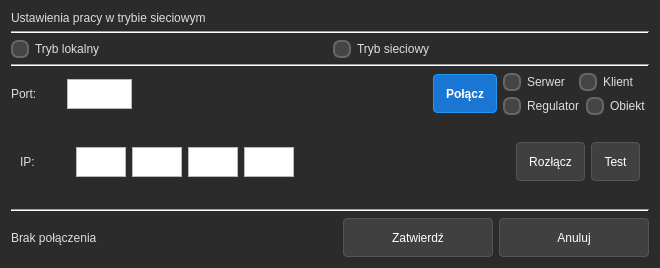
This is ui/ustawieniasieci.ui in KacperSkowronski33/SKPROJEKT as Qt 5 draws it before an edit. The edited form follows.
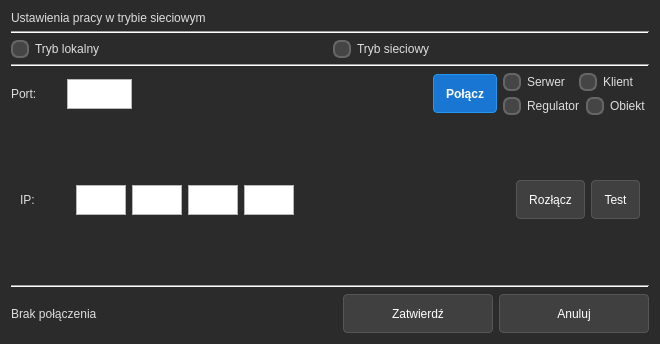
This is the edited form.

The edit to the form file:
```diff
--- a/ui/ustawieniasieci.ui
+++ b/ui/ustawieniasieci.ui
@@ -7,7 +7,7 @@
     <x>0</x>
     <y>0</y>
     <width>660</width>
-    <height>268</height>
+    <height>344</height>
    </rect>
   </property>
   <property name="windowTitle">
```
Left out of the diff: 2 changed lines with no effect on the pictures.
